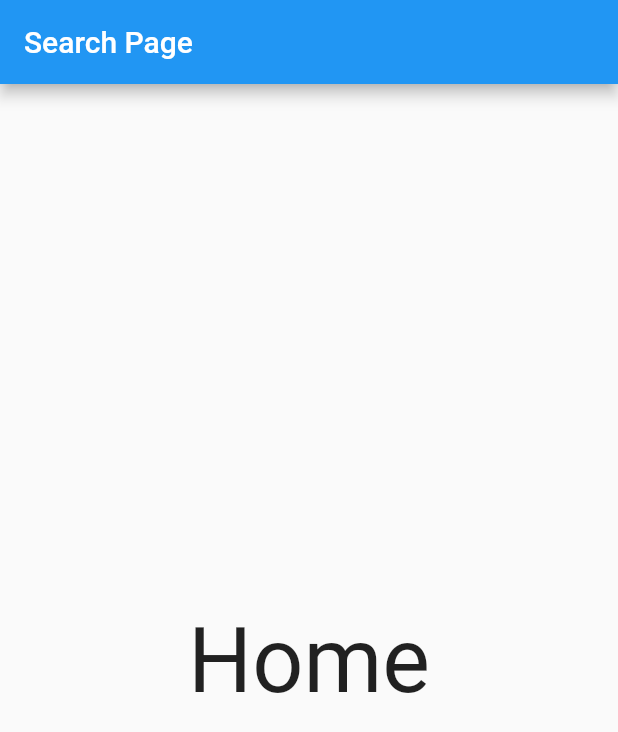
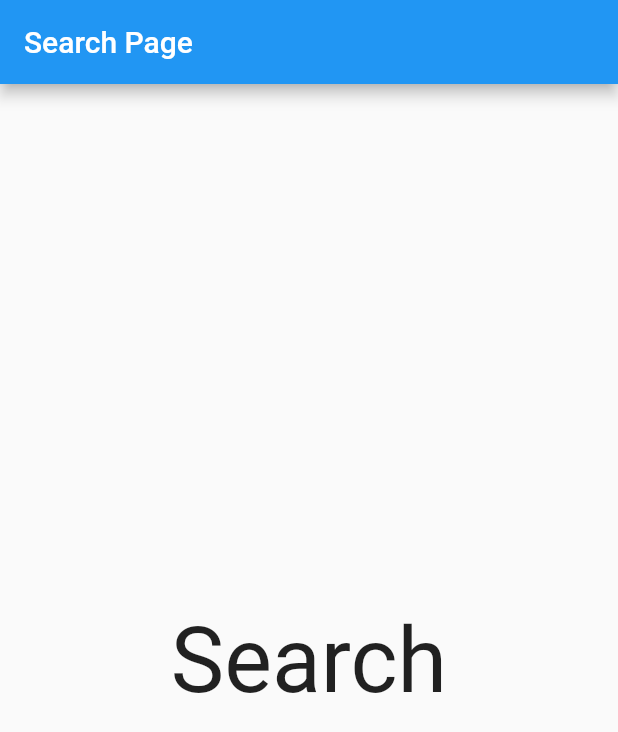
Before and after one commit to smit-lakhani-13/Flutter_App_IMDB, a Flutter app: the SearchPage screen opened directly, on a phone screen of 412 x 824 dp. Shown: the top 732 px of the screen. Run offline on Flutter 3.47's test engine with Material 2 defaults, Android fonts, the phone set to English and light mode, and no system bars.

```diff
--- a/lib/main.dart
+++ b/lib/main.dart
@@ -1,7 +1,7 @@
 import 'package:flutter/material.dart';
 
 import '../pages/home_page.dart';
-import 'pages/search_page.dart';
+import '../pages/search_page.dart';
 
 void main() {
   runApp(const MyApp());
--- a/lib/pages/search_page.dart
+++ b/lib/pages/search_page.dart
@@ -8,7 +8,7 @@ class SearchPage extends StatelessWidget {
         ),
         body: const Center(
             child: Text(
-          'Home',
+          'Search',
           style: TextStyle(fontSize: 60),
         )),
       );
```
